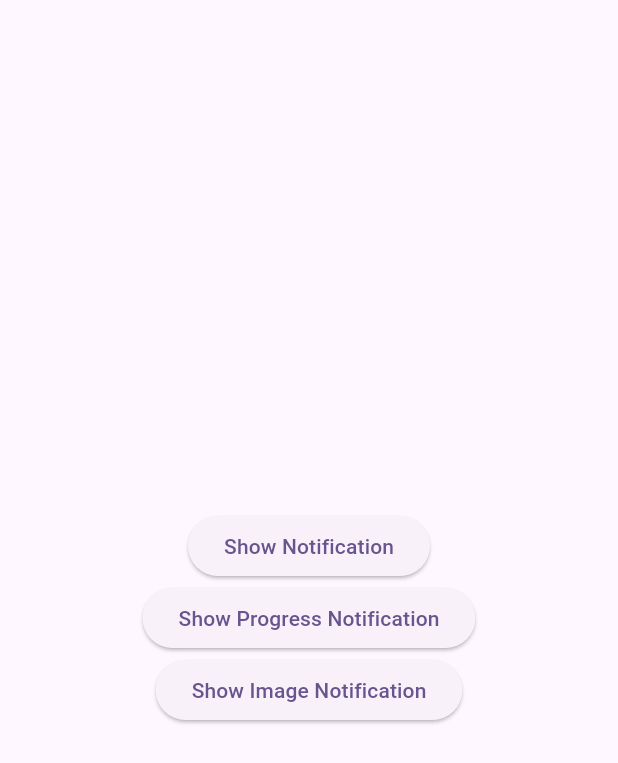
After one commit to meharunnisa429/Firebase_Project, a Flutter app: the NotificationScreen screen opened directly, after a tap on "Show Image Notification", on a phone screen of 412 x 824 dp. The commit adds this screen. Shown: the top 763 px of the screen. Run offline on Flutter 3.47's test engine with Material 3 defaults, Android fonts, the phone set to English and light mode, and no system bars; our stand-ins replace cloud_firestore, equatable, firebase_auth, firebase_core, flutter_bloc, flutter_local_notifications and 4 more; accounts and stored records are empty; network calls fail.

Commit message:
notification

```diff
--- a/lib/main.dart
+++ b/lib/main.dart
@@ -1,4 +1,5 @@
 import 'package:firebase_project/package/firebase/firebase_firestore_service.dart';
+import 'package:firebase_project/package/firebase/firebase_notification_service.dart';
 import 'package:firebase_project/presentation/bloc/auth/auth_bloc.dart';
 import 'package:firebase_project/presentation/bloc/person/person_bloc.dart';
 
@@ -10,6 +11,8 @@ import 'injections/di.dart' as di;
 void main() async {
   WidgetsFlutterBinding.ensureInitialized();
   await FirebaseFirestoreService().initialize();
+  await FirebaseNotificationService().initializeNotification();
+
   di.setup();
   runApp(const MyApp());
 }
--- a/lib/package/firebase/firebase_auth_service.dart
+++ b/lib/package/firebase/firebase_auth_service.dart
@@ -32,7 +32,6 @@ class FirebaseAuthService {
   Future<AuthModel> getUserInfo() async {
     User? user = FirebaseAuth.instance.currentUser;
     if (user != null) {
-      log("inside user");
       AuthModel usermodel = AuthModel(
           userName: "",
           password: "",
--- /dev/null
+++ b/lib/package/firebase/firebase_notification_service.dart
@@ -0,0 +1,139 @@
+import 'dart:developer';
+import 'dart:io';
+import 'package:http/http.dart' as http;
+import 'package:flutter_local_notifications/flutter_local_notifications.dart';
+
+class FirebaseNotificationService {
+  FirebaseNotificationService._();
+
+  static final _instance = FirebaseNotificationService._();
+
+  factory FirebaseNotificationService() => _instance;
+  final FlutterLocalNotificationsPlugin flutterLocalNotificationsPlugin =
+      FlutterLocalNotificationsPlugin();
+  Future initializeNotification() async {
+    const AndroidInitializationSettings initializationSettingsAndroid =
+        AndroidInitializationSettings('@mipmap/ic_launcher');
+
+    const InitializationSettings initializationSettings =
+        InitializationSettings(
+      android: initializationSettingsAndroid,
+    );
+
+    await flutterLocalNotificationsPlugin.initialize(
+      initializationSettings,
+      onDidReceiveNotificationResponse: (NotificationResponse response) async {
+        // Handle notification tapped logic here
+        log("Tapped");
+      },
+    );
+  }
+
+  Future<void> showNotification(
+      {String? notificationTitle, String? notificationBody}) async {
+    const AndroidNotificationDetails androidPlatformChannelSpecifics =
+        AndroidNotificationDetails(
+      'your_channel_id',
+      'your_channel_name',
+      importance: Importance.max,
+      priority: Priority.high,
+      showWhen: false,
+    );
+
+    const NotificationDetails platformChannelSpecifics =
+        NotificationDetails(android: androidPlatformChannelSpecifics);
+
+    await flutterLocalNotificationsPlugin.show(
+      0, // notification id
+      notificationTitle ?? 'Test Notification',
+      notificationBody ?? 'This is the body of the notification',
+      platformChannelSpecifics,
+      payload: 'Notification Payload',
+    );
+  }
+
+  Future<void> simulateDownload() async {
+    int progress = 0;
+    int maxProgress = 100;
+
+    while (progress <= maxProgress) {
+      await showProgressNotification(progress, maxProgress);
+      await Future.delayed(const Duration(seconds: 1));
+      progress += 1;
+    }
+
+    // Cancel the notification when done
+    await flutterLocalNotificationsPlugin.cancel(1);
+  }
+
+  // To show the progress notification
+  Future<void> showProgressNotification(int progress, int maxProgress) async {
+    final AndroidNotificationDetails androidNotificationDetails =
+        AndroidNotificationDetails(
+      "progrees_channel_id",
+      "progress_channel",
+      channelDescription: "progress_channel_description",
+      importance: Importance.low,
+      priority: Priority.low,
+      showProgress: true,
+      progress: progress,
+      maxProgress: maxProgress,
+    );
+
+    final NotificationDetails notificationDetails =
+        NotificationDetails(android: androidNotificationDetails);
+
+    await flutterLocalNotificationsPlugin.show(
+      1,
+      "Downloading...",
+      "Progress: ${(progress / maxProgress * 100).round()}%",
+      notificationDetails,
+      payload: 'item x',
+    );
+  }
+
+  Future showImageNotification({
+    required String title,
+    required String body,
+    required String? image,
+  }) async {
+    // image url to display
+    const imageUrl =
+        "https://img-mm.manoramaonline.com/content/dam/mm/mo/news/just-in/images/2024/11/16/bhothathankettu-kseb-1.jpg?w=1120&h=583";
+
+    final response = await http.get(Uri.parse(imageUrl));
+    final directory = Directory.systemTemp;
+    final filePath = '${directory.path}/remote_image.jpg';
+    final file = File(filePath);
+    await file.writeAsBytes(response.bodyBytes);
+
+    final BigPictureStyleInformation bigPictureStyleInformation =
+        BigPictureStyleInformation(
+      FilePathAndroidBitmap(filePath),
+      largeIcon: FilePathAndroidBitmap(filePath),
+      contentTitle: title,
+      summaryText: body,
+    );
+
+    AndroidNotificationDetails androidPlatformChannelSpecifics =
+        AndroidNotificationDetails(
+      'image_channel_id',
+      'image channel',
+      importance: Importance.max,
+      priority: Priority.high,
+      showWhen: true,
+      styleInformation: bigPictureStyleInformation,
+    );
+
+    NotificationDetails platformChannelSpecifics =
+        NotificationDetails(android: androidPlatformChannelSpecifics);
+
+    await flutterLocalNotificationsPlugin.show(
+      2, // notification id.
+      title,
+      body,
+      platformChannelSpecifics,
+      payload: 'Notification Payload',
+    );
+  }
+}
--- /dev/null
+++ b/lib/presentation/screen/notification/notification_screen.dart
@@ -0,0 +1,61 @@
+import 'package:firebase_project/package/firebase/firebase_notification_service.dart';
+import 'package:flutter/material.dart';
+import 'package:permission_handler/permission_handler.dart';
+
+class NotificationScreen extends StatelessWidget {
+  const NotificationScreen({super.key});
+
+  @override
+  Widget build(BuildContext context) {
+    return Scaffold(
+      body: Center(
+        child: Column(
+          mainAxisAlignment: MainAxisAlignment.center,
+          children: [
+            ElevatedButton(
+              onPressed: () async {
+                // checking whether permission denied
+                await Permission.notification.request();
+
+                if(await Permission.notification.isDenied) {
+                  // requesting notificaton permission on run time
+                  await Permission.notification.request();
+                }
+                await FirebaseNotificationService().showNotification();
+              },
+              child: const Text("Show Notification"),
+            ),
+            ElevatedButton(
+              onPressed: () async {
+                if (await Permission.notification.isDenied) {
+                  // requesting notification permission on run time
+                  await Permission.notification.request();
+                }
+
+
+                await FirebaseNotificationService().simulateDownload();
+              },
+              child: Text("Show Progress Notification"),
+            ),
+
+             ElevatedButton(
+              onPressed: () async {
+                if (await Permission.notification.isDenied) {
+                  // requesting notification permission on run time
+                  await Permission.notification.request();
+                }
+                  await FirebaseNotificationService().showImageNotification(
+                    title: "Sample title",
+                    body: "Sample body",
+                    image:
+                        "https://img-mm.manoramaonline.com/content/dam/mm/mo/news/just-in/images/2024/11/16/bhothathankettu-kseb-1.jpg?w=1120&h=583");
+
+              },
+              child: Text("Show Image Notification"),
+            ),
+          ],
+        ),
+      ),
+    );
+  }
+}
--- a/pubspec.yaml
+++ b/pubspec.yaml
@@ -35,7 +35,7 @@ dependencies:
   # The following adds the Cupertino Icons font to your application.
   # Use with the CupertinoIcons class for iOS style icons.
   cupertino_icons: ^1.0.8
-  firebase_core: ^3.8.0
+  firebase_core: ^3.9.0
   cloud_firestore: ^5.5.0
   firebase_auth: ^5.3.4
   google_sign_in: ^6.2.2
@@ -44,6 +44,10 @@ dependencies:
   equatable: ^2.0.7
   get_it: ^8.0.2
   uuid: ^4.5.1
+  flutter_local_notifications: ^18.0.1
+  permission_handler: ^11.3.1
+  http: ^1.2.2
+  firebase_messaging: ^15.1.6
 
 dev_dependencies:
   flutter_test:
```
Also changed, not shown: lib/presentation/bloc/auth/auth_bloc.dart (+1 -6 lines), lib/presentation/screen/home/home_screen.dart (+11 -0 lines), pubspec.lock, 4 other files.
